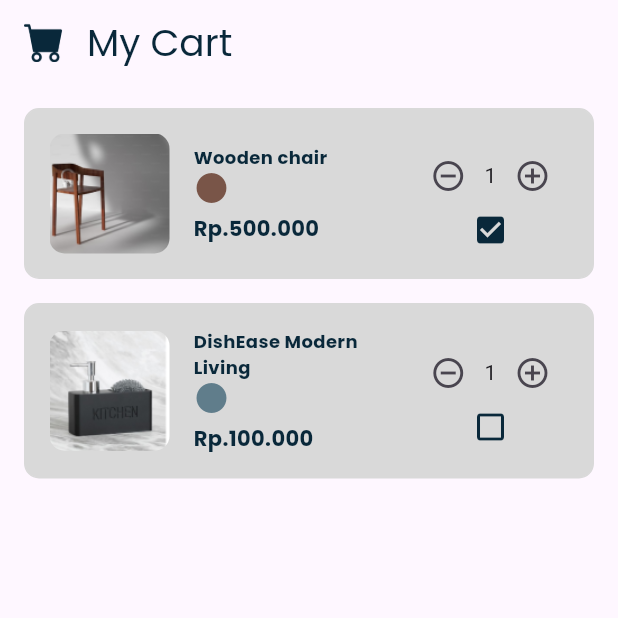
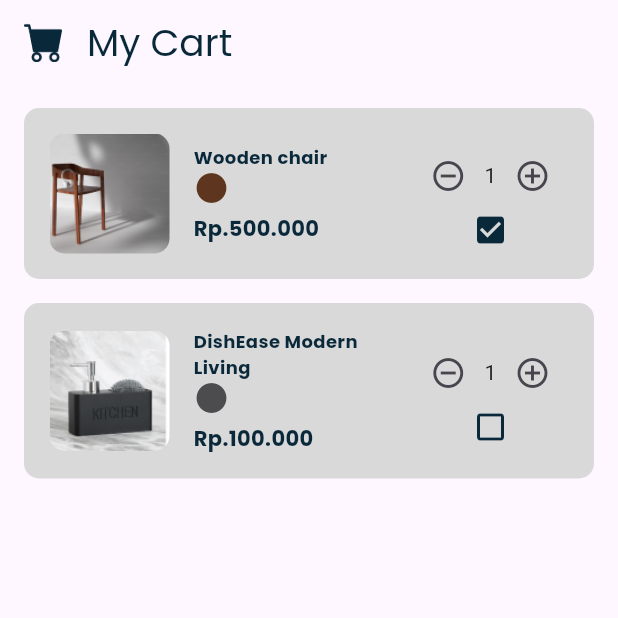
Before and after one commit to nafisahisbarsani/homey, a Flutter app: the Cart screen opened directly, on a phone screen of 412 x 824 dp, the top half of it. Run offline on Flutter 3.47's test engine with Material 3 defaults, Android fonts, the light colour scheme and no system bars; our stand-ins replace get, google_fonts.

Commit message:
add color

```diff
--- a/lib/pages/menus/cart.dart
+++ b/lib/pages/menus/cart.dart
@@ -46,7 +46,7 @@ class Cart extends StatelessWidget {
                       ),
                     ),
                     SizedBox(width: 16,),
-                    Expanded(child: MyCartItem(text: 'Wooden chair', color: Colors.brown, price: 'Rp.500.000', showDiscount: false, showColor: true, discount: '',
+                    Expanded(child: MyCartItem(text: 'Wooden chair', color: chairColor, price: 'Rp.500.000', showDiscount: false, showColor: true, discount: '',
                     )),
                     Column(
                       children: [
@@ -85,7 +85,7 @@ class Cart extends StatelessWidget {
                       ),
                     ),
                     SizedBox(width: 16,),
-                    Expanded(child: MyCartItem(text: 'DishEase Modern Living', color: Colors.blueGrey, price: 'Rp.100.000', showDiscount: false, showColor: true, discount: '',
+                    Expanded(child: MyCartItem(text: 'DishEase Modern Living', color: handwashcolor, price: 'Rp.100.000', showDiscount: false, showColor: true, discount: '',
                     )),
                     Column(
                       children: [
--- a/lib/widgets/my_color.dart
+++ b/lib/widgets/my_color.dart
@@ -6,3 +6,4 @@ const Color textFieldColor = Color(0xFFD9D9D9);
 const Color firstColor = Color(0xFFFFFFFF);
 const Color chairColor = Color(0xFF5E351F);
 const Color facebookColor = Color(0xFF448AFF);
+const Color handwashcolor = Color(0xFF4C4C4F);
```
